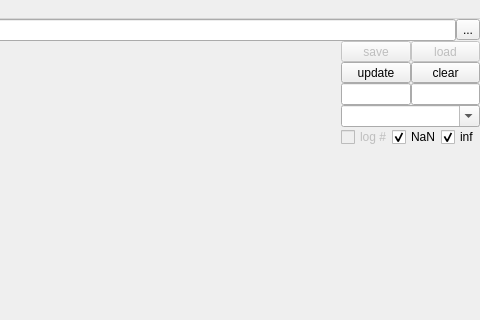
Old version of the form ndxplorer/plot_main.ui in the repository Fluorescence-Tools/ndxplorer; both pictures show x 544 to 1024 and y 0 to 320 of the 1024 by 600 pixel window.
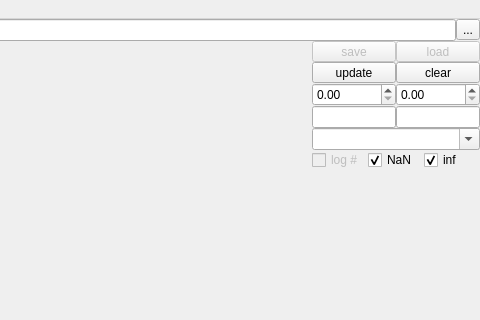
New version of the form. Icons and pictures are not drawn.

Commit message: Add control for vmin/vmax in 2dhist

```diff
--- a/ndxplorer/plot_main.ui
+++ b/ndxplorer/plot_main.ui
@@ -166,6 +166,20 @@
               <property name="spacing">
                <number>0</number>
               </property>
+              <item row="4" column="0">
+               <widget class="QDoubleSpinBox" name="doubleSpinBox_vmin">
+                <property name="maximum">
+                 <double>999999.000000000000000</double>
+                </property>
+               </widget>
+              </item>
+              <item row="4" column="1">
+               <widget class="QDoubleSpinBox" name="doubleSpinBox_vmax">
+                <property name="maximum">
+                 <double>999999.000000000000000</double>
+                </property>
+               </widget>
+              </item>
               <item row="2" column="1">
                <widget class="QToolButton" name="toolButton_2">
                 <property name="enabled">
@@ -201,22 +215,6 @@
                 </property>
                </widget>
               </item>
-              <item row="2" column="0">
-               <widget class="QToolButton" name="toolButton_3">
-                <property name="enabled">
-                 <bool>false</bool>
-                </property>
-                <property name="sizePolicy">
-                 <sizepolicy hsizetype="MinimumExpanding" vsizetype="Fixed">
-                  <horstretch>0</horstretch>
-                  <verstretch>0</verstretch>
-                 </sizepolicy>
-                </property>
-                <property name="text">
-                 <string>save</string>
-                </property>
-               </widget>
-              </item>
               <item row="3" column="0">
                <widget class="QToolButton" name="toolButtonUpdatePlot">
                 <property name="enabled">
@@ -236,7 +234,36 @@
                 </property>
                </widget>
               </item>
-              <item row="4" column="0">
+              <item row="2" column="0">
+               <widget class="QToolButton" name="toolButton_3">
+                <property name="enabled">
+                 <bool>false</bool>
+                </property>
+                <property name="sizePolicy">
+                 <sizepolicy hsizetype="MinimumExpanding" vsizetype="Fixed">
+                  <horstretch>0</horstretch>
+                  <verstretch>0</verstretch>
+                 </sizepolicy>
+                </property>
+                <property name="text">
+                 <string>save</string>
+                </property>
+               </widget>
+              </item>
+              <item row="6" column="0" colspan="2">
+               <widget class="QComboBox" name="comboBoxCmap">
+                <property name="sizePolicy">
+                 <sizepolicy hsizetype="Ignored" vsizetype="Fixed">
+                  <horstretch>0</horstretch>
+                  <verstretch>0</verstretch>
+                 </sizepolicy>
+                </property>
+                <property name="editable">
+                 <bool>true</bool>
+                </property>
+               </widget>
+              </item>
+              <item row="5" column="0">
                <widget class="QLineEdit" name="lineEditCountCurrent">
                 <property name="sizePolicy">
                  <sizepolicy hsizetype="Ignored" vsizetype="Fixed">
@@ -246,7 +273,7 @@
                 </property>
                </widget>
               </item>
-              <item row="4" column="1">
+              <item row="5" column="1">
                <widget class="QLineEdit" name="lineEditCountTotal">
                 <property name="sizePolicy">
                  <sizepolicy hsizetype="Ignored" vsizetype="Fixed">
@@ -274,19 +301,6 @@
                 </property>
                </widget>
               </item>
-              <item row="5" column="0" colspan="2">
-               <widget class="QComboBox" name="comboBoxCmap">
-                <property name="sizePolicy">
-                 <sizepolicy hsizetype="Ignored" vsizetype="Fixed">
-                  <horstretch>0</horstretch>
-                  <verstretch>0</verstretch>
-                 </sizepolicy>
-                </property>
-                <property name="editable">
-                 <bool>true</bool>
-                </property>
-               </widget>
-              </item>
              </layout>
             </item>
             <item>
```
The commit also changes 1 other file.
